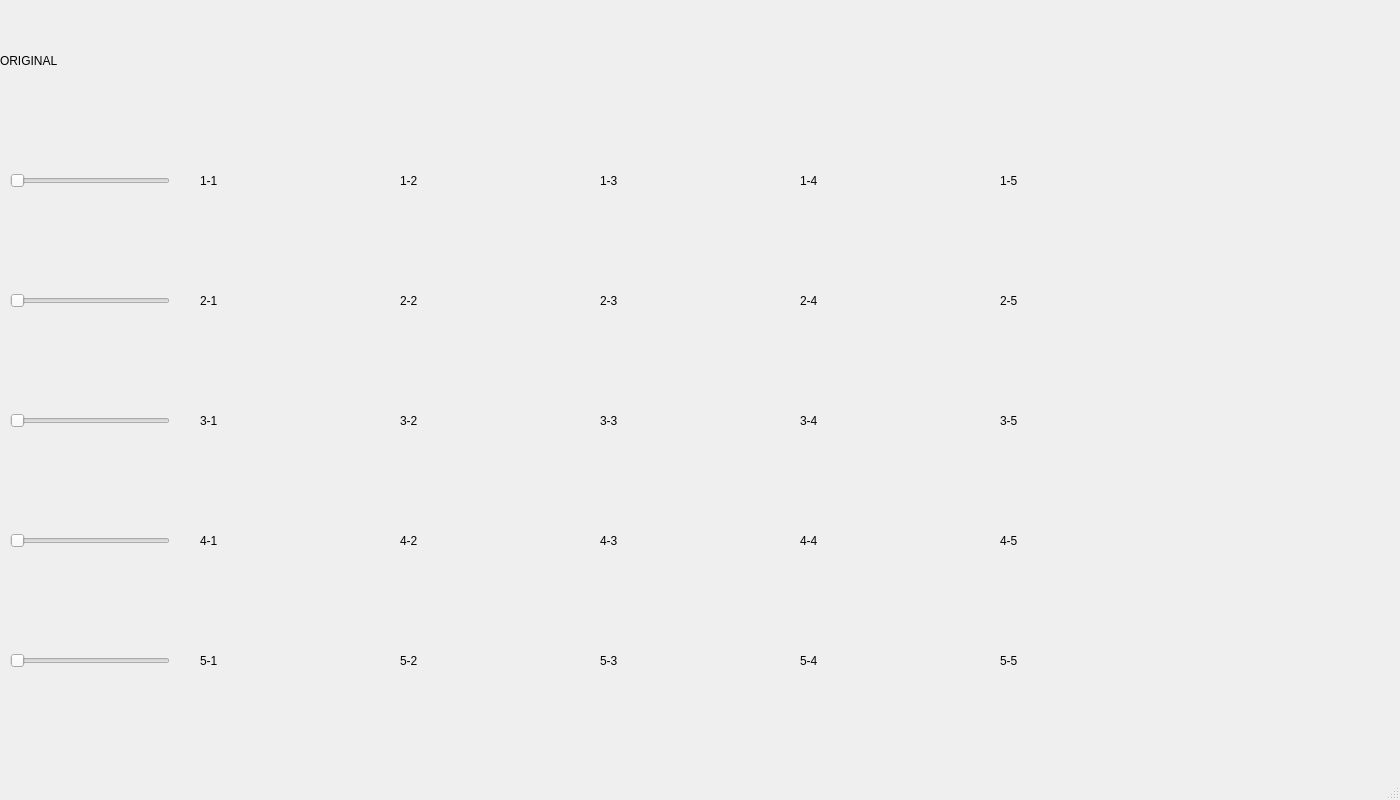
jjakow/Noisey-image_Jan, file src/qt_designer_file/tuningPanel.ui: the form before one commit.
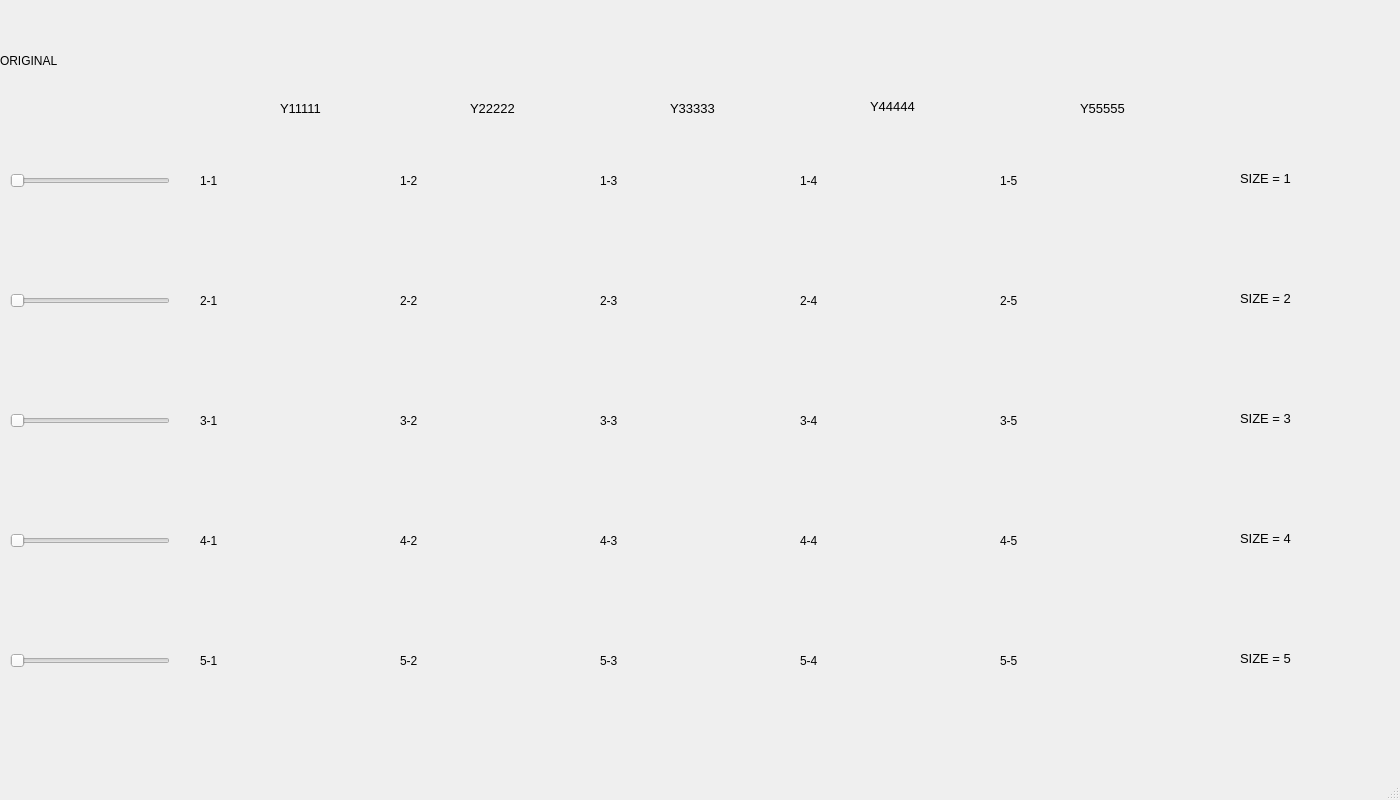
The form after the commit.

Commit message: Tuning Panel - augmentation matrix

```diff
--- a/src/qt_designer_file/tuningPanel.ui
+++ b/src/qt_designer_file/tuningPanel.ui
@@ -420,6 +420,186 @@
      <enum>Qt::Horizontal</enum>
     </property>
    </widget>
+   <widget class="QLabel" name="label">
+    <property name="geometry">
+     <rect>
+      <x>1240</x>
+      <y>170</y>
+      <width>71</width>
+      <height>16</height>
+     </rect>
+    </property>
+    <property name="font">
+     <font>
+      <pointsize>10</pointsize>
+     </font>
+    </property>
+    <property name="text">
+     <string>SIZE = 1</string>
+    </property>
+   </widget>
+   <widget class="QLabel" name="label_2">
+    <property name="geometry">
+     <rect>
+      <x>1240</x>
+      <y>290</y>
+      <width>71</width>
+      <height>16</height>
+     </rect>
+    </property>
+    <property name="font">
+     <font>
+      <pointsize>10</pointsize>
+     </font>
+    </property>
+    <property name="text">
+     <string>SIZE = 2</string>
+    </property>
+   </widget>
+   <widget class="QLabel" name="label_3">
+    <property name="geometry">
+     <rect>
+      <x>1240</x>
+      <y>410</y>
+      <width>71</width>
+      <height>16</height>
+     </rect>
+    </property>
+    <property name="font">
+     <font>
+      <pointsize>10</pointsize>
+     </font>
+    </property>
+    <property name="text">
+     <string>SIZE = 3</string>
+    </property>
+   </widget>
+   <widget class="QLabel" name="label_4">
+    <property name="geometry">
+     <rect>
+      <x>1240</x>
+      <y>530</y>
+      <width>71</width>
+      <height>16</height>
+     </rect>
+    </property>
+    <property name="font">
+     <font>
+      <pointsize>10</pointsize>
+     </font>
+    </property>
+    <property name="text">
+     <string>SIZE = 4</string>
+    </property>
+   </widget>
+   <widget class="QLabel" name="label_5">
+    <property name="geometry">
+     <rect>
+      <x>1240</x>
+      <y>650</y>
+      <width>71</width>
+      <height>16</height>
+     </rect>
+    </property>
+    <property name="font">
+     <font>
+      <pointsize>10</pointsize>
+     </font>
+    </property>
+    <property name="text">
+     <string>SIZE = 5</string>
+    </property>
+   </widget>
+   <widget class="QLabel" name="label_6">
+    <property name="geometry">
+     <rect>
+      <x>280</x>
+      <y>100</y>
+      <width>61</width>
+      <height>16</height>
+     </rect>
+    </property>
+    <property name="font">
+     <font>
+      <pointsize>10</pointsize>
+     </font>
+    </property>
+    <property name="text">
+     <string>Y11111</string>
+    </property>
+   </widget>
+   <widget class="QLabel" name="label_7">
+    <property name="geometry">
+     <rect>
+      <x>470</x>
+      <y>100</y>
+      <width>61</width>
+      <height>16</height>
+     </rect>
+    </property>
+    <property name="font">
+     <font>
+      <pointsize>10</pointsize>
+     </font>
+    </property>
+    <property name="text">
+     <string>Y22222</string>
+    </property>
+   </widget>
+   <widget class="QLabel" name="label_8">
+    <property name="geometry">
+     <rect>
+      <x>670</x>
+      <y>100</y>
+      <width>61</width>
+      <height>16</height>
+     </rect>
+    </property>
+    <property name="font">
+     <font>
+      <pointsize>10</pointsize>
+     </font>
+    </property>
+    <property name="text">
+     <string>Y33333</string>
+    </property>
+   </widget>
+   <widget class="QLabel" name="label_9">
+    <property name="geometry">
+     <rect>
+      <x>870</x>
+      <y>96</y>
+      <width>61</width>
+      <height>20</height>
+     </rect>
+    </property>
+    <property name="font">
+     <font>
+      <pointsize>10</pointsize>
+     </font>
+    </property>
+    <property name="text">
+     <string>Y44444</string>
+    </property>
+   </widget>
+   <widget class="QLabel" name="label_10">
+    <property name="geometry">
+     <rect>
+      <x>1080</x>
+      <y>100</y>
+      <width>61</width>
+      <height>16</height>
+     </rect>
+    </property>
+    <property name="font">
+     <font>
+      <pointsize>10</pointsize>
+     </font>
+    </property>
+    <property name="text">
+     <string>Y55555</string>
+    </property>
+   </widget>
   </widget>
   <widget class="QStatusBar" name="statusbar"/>
  </widget>
```
